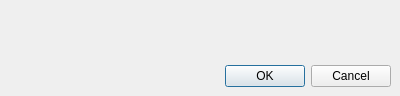
Above: qtProjekt/ServerGui/gui/errordialog.ui from ElectroStar/ETechnikProjekt before the change. Below: the same form after it.
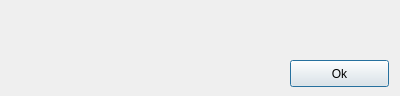
That is the form after the change. Icons and pictures are not drawn.

```diff
--- a/qtProjekt/ServerGui/gui/errordialog.ui
+++ b/qtProjekt/ServerGui/gui/errordialog.ui
@@ -17,22 +17,6 @@
    <iconset resource="image.qrc">
     <normaloff>:/new/image/image/icon.jpg</normaloff>:/new/image/image/icon.jpg</iconset>
   </property>
-  <widget class="QDialogButtonBox" name="buttonBox">
-   <property name="geometry">
-    <rect>
-     <x>50</x>
-     <y>60</y>
-     <width>341</width>
-     <height>32</height>
-    </rect>
-   </property>
-   <property name="orientation">
-    <enum>Qt::Horizontal</enum>
-   </property>
-   <property name="standardButtons">
-    <set>QDialogButtonBox::Cancel|QDialogButtonBox::Ok</set>
-   </property>
-  </widget>
   <widget class="QLabel" name="errorlabel">
    <property name="geometry">
     <rect>
@@ -46,6 +30,19 @@
     <string/>
    </property>
   </widget>
+  <widget class="QPushButton" name="pushButton">
+   <property name="geometry">
+    <rect>
+     <x>290</x>
+     <y>60</y>
+     <width>99</width>
+     <height>27</height>
+    </rect>
+   </property>
+   <property name="text">
+    <string>Ok</string>
+   </property>
+  </widget>
  </widget>
  <resources>
   <include location="image.qrc"/>
```
Left out of the diff: 35 changed lines with no effect on the pictures.
